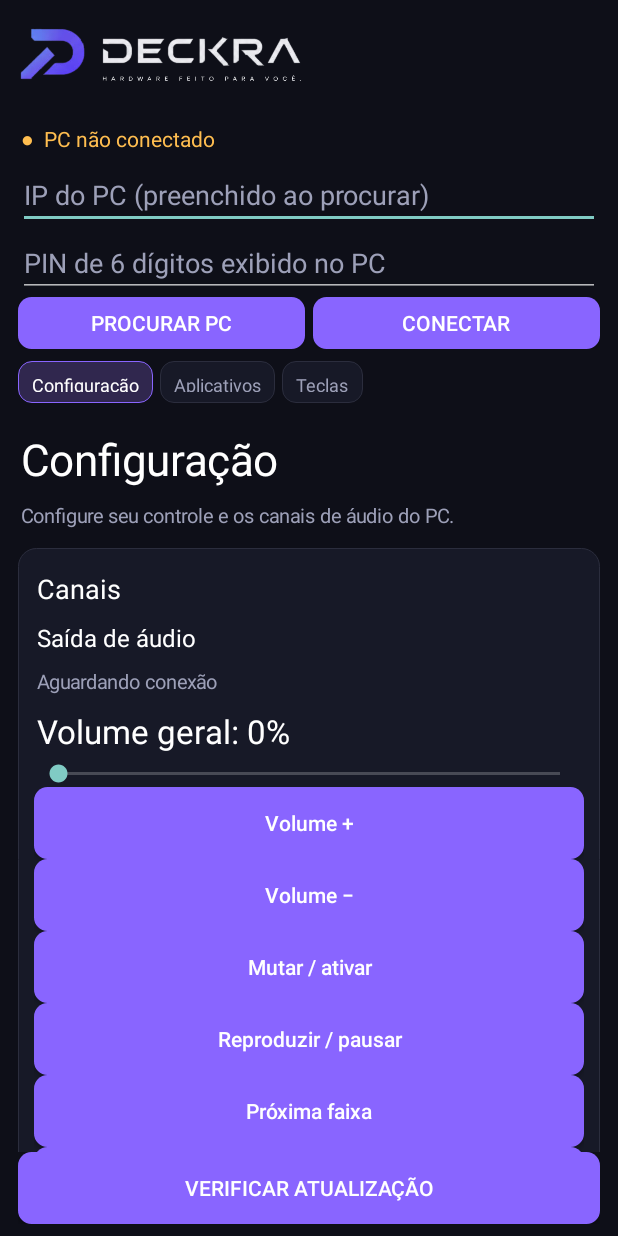
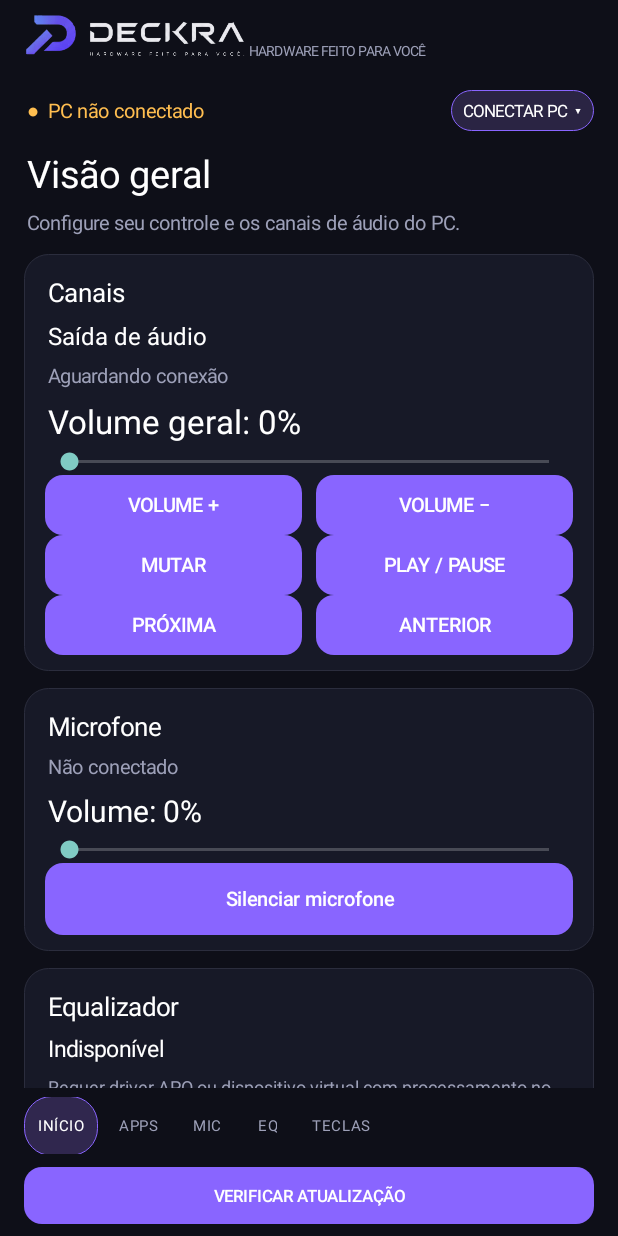
Before and after one commit to VelaSmart/Morfy3D, an Android app: the screen it shows after launch (MainActivity), on a phone screen of 412 x 824 dp. Run offline under Robolectric (Android 15) with nearby library versions, the light colour scheme and no system bars.

Commit message:
Reestrutura interface mobile do DECKRA para telas Android

```diff
--- a/deckra-mobile/app/src/main/java/com/velasmart/deckramobile/MainActivity.kt
+++ b/deckra-mobile/app/src/main/java/com/velasmart/deckramobile/MainActivity.kt
@@ -34,6 +34,7 @@ class MainActivity : Activity() {
     private lateinit var hostInput: EditText
     private lateinit var updateButton: Button
     private lateinit var navBar: LinearLayout
+    private lateinit var connectionPanel: LinearLayout
     private var latestState: JSONObject? = null
     private val bg = Color.rgb(14,15,24)
     private val panel = Color.rgb(23,25,39)
@@ -50,34 +51,48 @@ class MainActivity : Activity() {
     }
 
     private fun buildShell() {
-        root = LinearLayout(this).apply { orientation=LinearLayout.VERTICAL; setBackgroundColor(bg); setPadding(18,18,18,12) }
-        val brand = ImageView(this).apply { setImageResource(R.drawable.deckra_logo); scaleType=ImageView.ScaleType.FIT_START; contentDescription="DECKRA"; setPadding(0,8,0,12) }
-        root.addView(brand, LinearLayout.LayoutParams((190 * resources.displayMetrics.density).toInt(), (66 * resources.displayMetrics.density).toInt()))
-        status = label("●  PC não conectado",14,Color.rgb(255,190,80))
-        root.addView(status)
-        hostInput = EditText(this).apply { hint="IP do PC (preenchido ao procurar)"; setTextColor(Color.WHITE); setHintTextColor(muted); inputType=android.text.InputType.TYPE_CLASS_TEXT or android.text.InputType.TYPE_TEXT_VARIATION_URI; setSingleLine(true) }
-        root.addView(hostInput)
-        pin = EditText(this).apply { hint="PIN de 6 dígitos exibido no PC"; setTextColor(Color.WHITE); setHintTextColor(muted); inputType=2; setSingleLine(true) }
-        root.addView(pin)
-        val connectRow = LinearLayout(this).apply { orientation=LinearLayout.HORIZONTAL }
-        connectRow.addView(action("PROCURAR PC") { discoverPc() }, LinearLayout.LayoutParams(0,52,1f))
-        connectRow.addView(action("CONECTAR") { connectPc() }, LinearLayout.LayoutParams(0,52,1f).apply { leftMargin=8 })
-        root.addView(connectRow)
-        val navScroll=HorizontalScrollView(this).apply { isHorizontalScrollBarEnabled=false }
-        navBar=LinearLayout(this).apply { orientation=LinearLayout.HORIZONTAL; setPadding(0,12,0,12) }
-        navScroll.addView(navBar); root.addView(navScroll)
+        val d=resources.displayMetrics.density
+        root=LinearLayout(this).apply { orientation=LinearLayout.VERTICAL; setBackgroundColor(bg); setPadding((16*d).toInt(),(8*d).toInt(),(16*d).toInt(),(8*d).toInt()) }
+        val header=LinearLayout(this).apply { orientation=LinearLayout.HORIZONTAL; gravity=Gravity.CENTER_VERTICAL }
+        val brand=ImageView(this).apply { setImageResource(R.drawable.deckra_logo); scaleType=ImageView.ScaleType.FIT_START; contentDescription="DECKRA" }
+        header.addView(brand,LinearLayout.LayoutParams((148*d).toInt(),(50*d).toInt()))
+        header.addView(label("HARDWARE FEITO PARA VOCÊ",9,muted),LinearLayout.LayoutParams(0,-2,1f))
+        root.addView(header,LinearLayout.LayoutParams(-1,(52*d).toInt()))
+        val statusRow=LinearLayout(this).apply { orientation=LinearLayout.HORIZONTAL; gravity=Gravity.CENTER_VERTICAL }
+        status=label("●  PC não conectado",13,Color.rgb(255,190,80))
+        statusRow.addView(status,LinearLayout.LayoutParams(0,-2,1f))
+        val toggle=TextView(this).apply { text="CONECTAR PC  ▾"; textSize=11f; setTextColor(Color.WHITE); gravity=Gravity.CENTER; setPadding(12,9,12,9); background=rounded(Color.rgb(42,36,67),18,purple) }
+        statusRow.addView(toggle)
+        root.addView(statusRow)
+        connectionPanel=LinearLayout(this).apply { orientation=LinearLayout.VERTICAL; setPadding(12,6,12,12); background=rounded(panel,14,Color.rgb(43,45,61)); visibility=View.GONE }
+        hostInput=EditText(this).apply { hint="Endereço IP do computador"; setTextColor(Color.WHITE); setHintTextColor(muted); inputType=android.text.InputType.TYPE_CLASS_TEXT or android.text.InputType.TYPE_TEXT_VARIATION_URI; setSingleLine(true); textSize=14f }
+        connectionPanel.addView(hostInput)
+        pin=EditText(this).apply { hint="PIN de 6 dígitos exibido no PC"; setTextColor(Color.WHITE); setHintTextColor(muted); inputType=2; setSingleLine(true); textSize=14f }
+        connectionPanel.addView(pin)
+        val connectRow=LinearLayout(this).apply { orientation=LinearLayout.HORIZONTAL }
+        connectRow.addView(action("PROCURAR") { discoverPc() },LinearLayout.LayoutParams(0,(44*d).toInt(),1f))
+        connectRow.addView(action("CONECTAR") { connectPc() },LinearLayout.LayoutParams(0,(44*d).toInt(),1f).apply { leftMargin=(8*d).toInt() })
+        connectionPanel.addView(connectRow)
+        root.addView(connectionPanel,LinearLayout.LayoutParams(-1,-2).apply { topMargin=(6*d).toInt() })
+        toggle.setOnClickListener { connectionPanel.visibility=if(connectionPanel.visibility==View.VISIBLE) View.GONE else View.VISIBLE; toggle.text=if(connectionPanel.visibility==View.VISIBLE) "FECHAR  ▴" else "CONECTAR PC  ▾" }
+        val scroll=ScrollView(this).apply { clipToPadding=false }
+        content=LinearLayout(this).apply { orientation=LinearLayout.VERTICAL; setPadding(0,(8*d).toInt(),0,(14*d).toInt()) }
+        scroll.addView(content)
+        root.addView(scroll,LinearLayout.LayoutParams(-1,0,1f))
+        val navScroll=HorizontalScrollView(this).apply { isHorizontalScrollBarEnabled=false; overScrollMode=View.OVER_SCROLL_NEVER }
+        navBar=LinearLayout(this).apply { orientation=LinearLayout.HORIZONTAL; gravity=Gravity.CENTER_VERTICAL; setPadding(0,(6*d).toInt(),0,(6*d).toInt()) }
+        navScroll.addView(navBar)
+        root.addView(navScroll,LinearLayout.LayoutParams(-1,(50*d).toInt()))
         renderNavigation()
-        val scroll=ScrollView(this)
-        content=LinearLayout(this).apply { orientation=LinearLayout.VERTICAL; setPadding(0,8,0,20) }
-        scroll.addView(content); root.addView(scroll,LinearLayout.LayoutParams(-1,0,1f))
         updateButton=action("VERIFICAR ATUALIZAÇÃO") { checkForUpdates() }
-        root.addView(updateButton)
+        updateButton.textSize=11f; updateButton.minHeight=(36*d).toInt()
+        root.addView(updateButton,LinearLayout.LayoutParams(-1,(38*d).toInt()).apply { topMargin=(3*d).toInt() })
         setContentView(root)
     }
 
     private fun renderPage() {
         content.removeAllViews()
-        content.addView(label(currentPage,29,Color.WHITE))
+        content.addView(label(if(currentPage=="Configuração") "Visão geral" else currentPage,25,Color.WHITE))
         content.addView(label(when(currentPage) {
             "Configuração" -> "Configure seu controle e os canais de áudio do PC."
             "Aplicativos" -> "Controle o áudio de cada aplicativo do Windows."
@@ -100,12 +115,9 @@ class MainActivity : Activity() {
                         override fun onStopTrackingTouch(b:SeekBar?) { send("set_master_volume",JSONObject().put("value",(b?.progress ?: 0)/100f)) }
                     })
                     addView(masterSeek)
-                    addView(action("Volume +") { send("volume_up") })
-                    addView(action("Volume −") { send("volume_down") })
-                    addView(action("Mutar / ativar") { send("volume_mute") })
-                    addView(action("Reproduzir / pausar") { send("media_play_pause") })
-                    addView(action("Próxima faixa") { send("media_next") })
-                    addView(action("Faixa anterior") { send("media_previous") })
+                    addView(actionRow("VOLUME +", { send("volume_up") }, "VOLUME −", { send("volume_down") }))
+                    addView(actionRow("MUTAR", { send("volume_mute") }, "PLAY / PAUSE", { send("media_play_pause") }))
+                    addView(actionRow("PRÓXIMA", { send("media_next") }, "ANTERIOR", { send("media_previous") }))
                 }
                 addPanel("Microfone") {
                     val mic=s?.optJSONObject("microphone")
@@ -191,18 +203,16 @@ class MainActivity : Activity() {
     private fun renderNavigation() {
         if(!::navBar.isInitialized) return
         navBar.removeAllViews()
-        listOf("Configuração","Aplicativos","Teclas").forEach { page ->
+        listOf("Configuração","Aplicativos","Microfone","Equalizador","Teclas").forEach { page ->
             val selected=page==currentPage
             val tab=TextView(this).apply {
-                text=page
-                textSize=12f
-                gravity=Gravity.CENTER
-                setTextColor(if(selected) Color.WHITE else muted)
-                setPadding(14,11,14,11)
-                background=rounded(if(selected) Color.rgb(48,39,78) else panel,9,if(selected) purple else Color.rgb(43,45,61))
-                setOnClickListener { currentPage=page; renderPage() }
+                text=when(page) { "Configuração" -> "INÍCIO"; "Aplicativos" -> "APPS"; "Microfone" -> "MIC"; "Equalizador" -> "EQ"; else -> "TECLAS" }
+                textSize=10f; letterSpacing=.04f; gravity=Gravity.CENTER
+                setTextColor(if(selected) Color.WHITE else muted); setPadding(14,10,14,10)
+                background=rounded(if(selected) Color.rgb(48,39,78) else Color.TRANSPARENT,18,if(selected) purple else Color.TRANSPARENT)
+                setOnClickListener { currentPage=page; renderNavigation(); renderPage() }
             }
-            navBar.addView(tab,LinearLayout.LayoutParams(-2,42).apply { rightMargin=7 })
+            navBar.addView(tab,LinearLayout.LayoutParams(-2,(40*resources.displayMetrics.density).toInt()).apply { rightMargin=(5*resources.displayMetrics.density).toInt() })
         }
     }
     private fun rounded(color:Int,radius:Int,stroke:Int=Color.TRANSPARENT)=GradientDrawable().apply {
@@ -210,19 +220,20 @@ class MainActivity : Activity() {
         if(stroke!=Color.TRANSPARENT) setStroke((1*resources.displayMetrics.density).toInt().coerceAtLeast(1),stroke)
     }
     private fun addPanel(title:String, build:LinearLayout.()->Unit) {
-        val card=LinearLayout(this).apply {
-            orientation=LinearLayout.VERTICAL; setPadding(16,15,16,15)
-            background=rounded(panel,12,Color.rgb(43,45,61))
-        }
-        card.addView(label(title,18,Color.WHITE))
-        card.build()
-        content.addView(card,LinearLayout.LayoutParams(-1,-2).apply { topMargin=12; bottomMargin=4 })
+        val d=resources.displayMetrics.density
+        val card=LinearLayout(this).apply { orientation=LinearLayout.VERTICAL; setPadding((14*d).toInt(),(11*d).toInt(),(14*d).toInt(),(11*d).toInt()); background=rounded(panel,16,Color.rgb(43,45,61)) }
+        card.addView(label(title,17,Color.WHITE)); card.build()
+        content.addView(card,LinearLayout.LayoutParams(-1,-2).apply { topMargin=(9*d).toInt(); bottomMargin=(3*d).toInt() })
     }
-    private fun label(value:String,size:Int,color:Int)=TextView(this).apply { text=value; textSize=size.toFloat(); setTextColor(color); setPadding(3,7,3,7) }
+    private fun actionRow(first:String, firstRun:()->Unit, second:String, secondRun:()->Unit)=LinearLayout(this).apply {
+        orientation=LinearLayout.HORIZONTAL; gravity=Gravity.CENTER_VERTICAL
+        addView(action(first,firstRun),LinearLayout.LayoutParams(0,(40*resources.displayMetrics.density).toInt(),1f).apply { rightMargin=(5*resources.displayMetrics.density).toInt() })
+        addView(action(second,secondRun),LinearLayout.LayoutParams(0,(40*resources.displayMetrics.density).toInt(),1f).apply { leftMargin=(5*resources.displayMetrics.density).toInt() })
+    }
+    private fun label(value:String,size:Int,color:Int)=TextView(this).apply { text=value; textSize=size.toFloat(); setTextColor(color); setPadding(3,5,3,5) }
     private fun action(value:String, run:()->Unit)=Button(this).apply {
-        text=value; isAllCaps=false; textSize=14f; minHeight=48; minWidth=0
-        setPadding(12,8,12,8); setTextColor(Color.WHITE)
-        background=rounded(purple,9)
+        text=value; isAllCaps=false; textSize=13f; minHeight=(40*resources.displayMetrics.density).toInt(); minWidth=0
+        setPadding(8,5,8,5); setTextColor(Color.WHITE); background=rounded(purple,12); stateListAnimator=null
         setOnClickListener { run() }
     }
 
```
